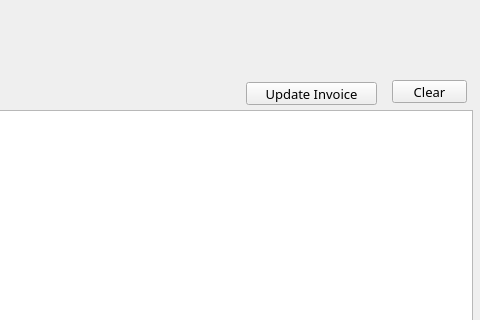
The window that smartbill.ui (spal02482/SmartBill) describes before a commit, drawn with Qt 5; both pictures show x 678 to 1158 and y 0 to 320 of the 1158 by 700 pixel window.
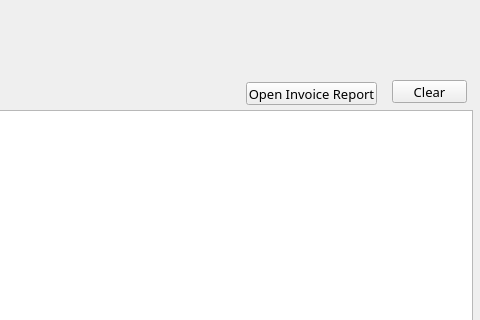
The same window after the commit. Icons and pictures are not drawn.

Commit message: Created Invoice Report and Added printing functionality

Diff of the .ui file:
```diff
--- a/smartbill.ui
+++ b/smartbill.ui
@@ -314,7 +314,7 @@
     </rect>
    </property>
    <property name="text">
-    <string>Update Invoice</string>
+    <string>Open Invoice Report</string>
    </property>
   </widget>
   <zorder>label_5</zorder>
```
Left out of the diff: 4 changed lines with no effect on the pictures. The commit also changes 7 other files.
